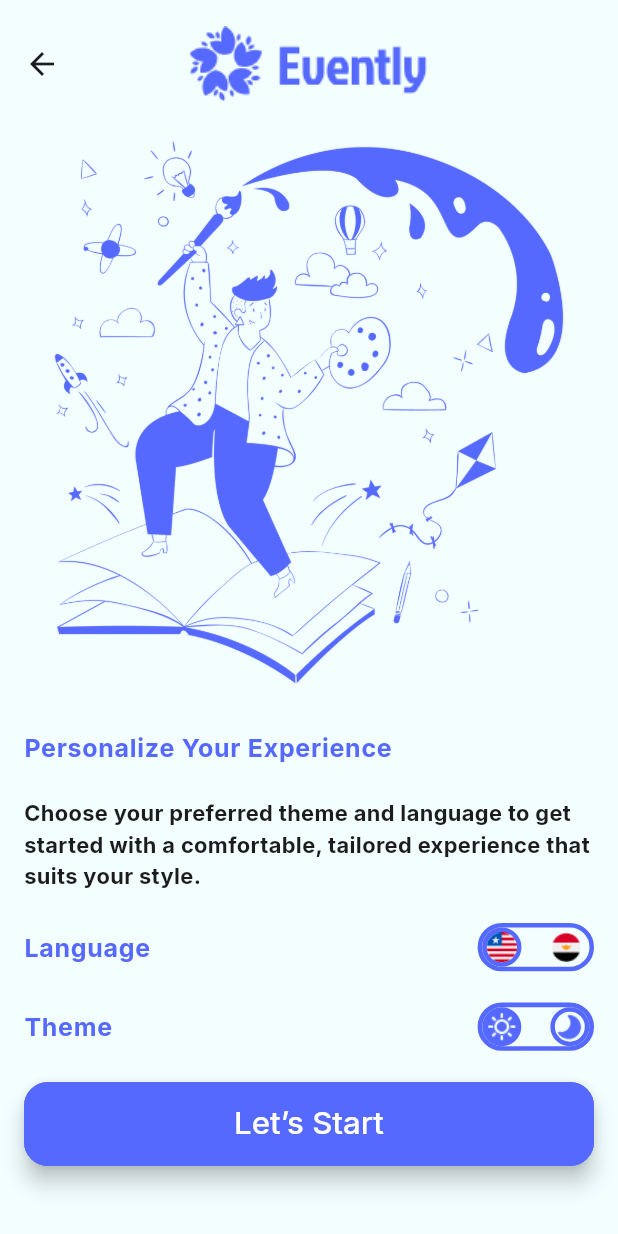
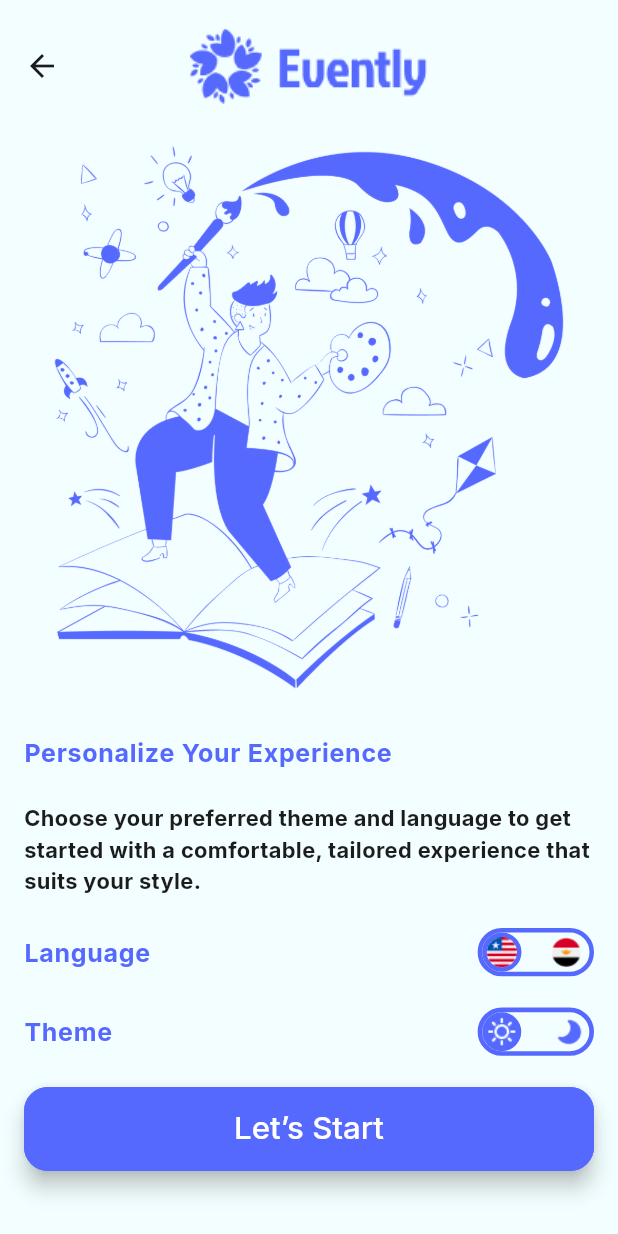
Before and after one commit to FatmaIsmail101/Event_App_C15, a Flutter app: the screen it shows after launch, on a phone screen of 412 x 824 dp. Run offline on Flutter 3.47's test engine with Material 3 defaults, Android fonts, the phone set to English and light mode, and no system bars; drawn by our look-alikes of flutter_bounceable; our stand-ins replace easy_localization, flutter_screenutil, google_fonts, smooth_page_indicator.

Commit message:
Themeing

```diff
--- a/lib/core/providers/theme_provider.dart
+++ b/lib/core/providers/theme_provider.dart
@@ -1,4 +1,3 @@
-import 'package:evently/core/theme/app_theme_manager.dart';
 import 'package:flutter/material.dart';
 
 class ThemeProvider extends ChangeNotifier {
--- a/lib/modules/authontication/pages/introduction_screen.dart
+++ b/lib/modules/authontication/pages/introduction_screen.dart
@@ -5,16 +5,15 @@ import 'package:evently/core/routes/page_routes_name.dart';
 import 'package:evently/core/theme/color_pallete.dart';
 import 'package:evently/core/widgets/custom_button_style.dart';
 import 'package:flutter/material.dart';
-import 'package:flutter/material.dart' ;
 import 'package:flutter_bounceable/flutter_bounceable.dart';
 import 'package:flutter_screenutil/flutter_screenutil.dart';
 import 'dart:ui' as ui;
 import 'package:provider/provider.dart';
-import 'package:evently/core/providers/theme_provider.dart';
 
 
 class IntroductionScreen extends StatelessWidget {
-  const IntroductionScreen({super.key});
+   IntroductionScreen({super.key});
+  ThemeMode currentTheme=ThemeMode.light;
   @override
   Widget build(BuildContext context) {
     var provider=Provider.of<ThemeProvider>(context);
@@ -23,8 +22,8 @@ class IntroductionScreen extends StatelessWidget {
     return Scaffold(
       appBar: AppBar(
         title: Image.asset(AppAssets.appLogoBoarding,
-        width: 159,height: 50,),
-        centerTitle: true,toolbarHeight: 85,
+        width: 159.w,height: 50.h,),
+        centerTitle: true,toolbarHeight: 85.h,
       ),
       body: SingleChildScrollView(
         child: Padding(
@@ -120,7 +119,7 @@ class IntroductionScreen extends StatelessWidget {
                           child: Container(
                               decoration: BoxDecoration(color: ColorPallete.primaryColor,
                                   border: Border.all(color: ColorPallete.primaryColor,
-                                      width: 3.r,style: BorderStyle.solid),
+                                      width: 3.r,style:provider.changeTheme==ThemeMode.light? BorderStyle.solid:BorderStyle.none),
                                   borderRadius: BorderRadius.circular(35)
                               ),
                               child: Image.asset(AppAssets.sun)),
@@ -133,9 +132,9 @@ class IntroductionScreen extends StatelessWidget {
                           },
                           child: Container(
                               decoration:  BoxDecoration(
-                                  border: Border.all(color: ColorPallete.primaryColor,
-                                      width: 3),
-                                  borderRadius: BorderRadius.circular(35)
+                                  border: Border.all(
+                                      width: 3,style:provider.changeTheme==ThemeMode.dark? BorderStyle.solid:BorderStyle.none),
+                                  borderRadius: BorderRadius.circular(35.r)
                               ),
                               child: Image.asset(AppAssets.moon)),
                         ),
```
